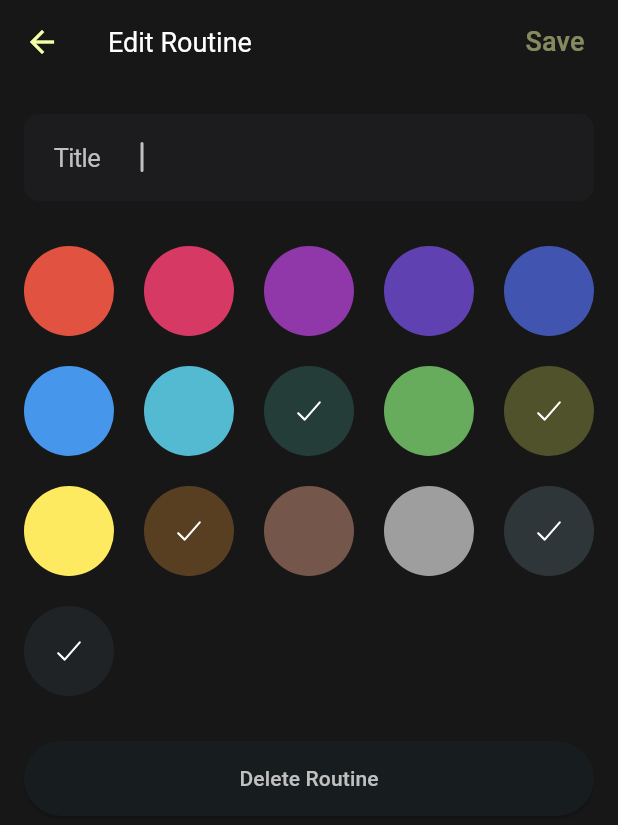
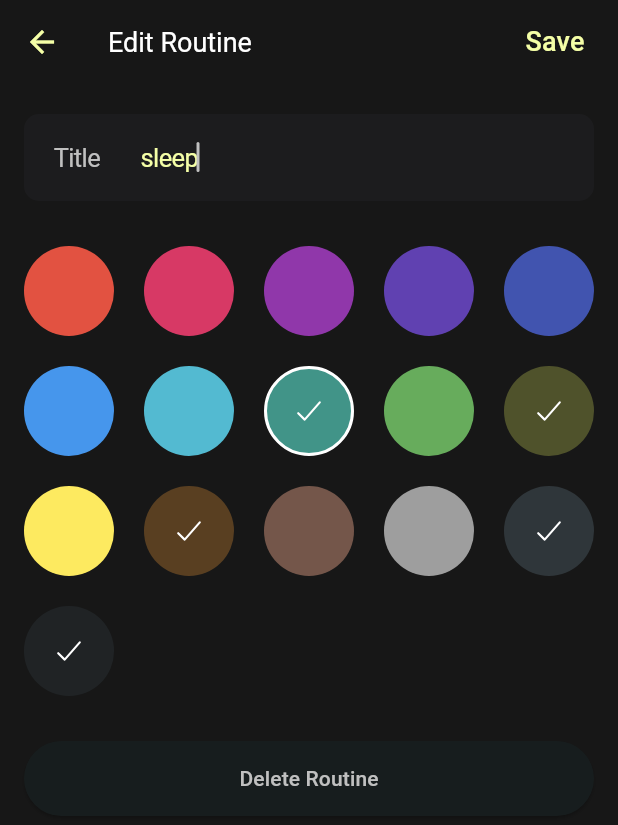
Before and after one commit to AndGreen/smuzy-flutter, a Flutter app: the RoutineForm screen opened directly with sample values from the repository, on a phone screen of 412 x 824 dp. Shown: the top 825 px of the screen. Run offline on Flutter 3.47's test engine with Material 2 defaults, Android fonts, the phone set to English and light mode, and no system bars; our stand-ins replace flex_color_scheme, flutter_hooks, freezed_annotation, go_router, hive_flutter, hooks_riverpod and 5 more; accounts and stored records are empty.

```diff
--- a/lib/common/widgets/textfiled.dart
+++ b/lib/common/widgets/textfiled.dart
@@ -1,5 +1,6 @@
 import 'package:flutter/cupertino.dart';
 import 'package:flutter/material.dart';
+import 'package:smuzy_flutter/common/theme/colors.dart';
 
 class CupertinoTextInput extends StatelessWidget {
   const CupertinoTextInput({
@@ -8,6 +9,7 @@ class CupertinoTextInput extends StatelessWidget {
     required this.autofocus,
     required this.onChanged,
     this.controller,
+    this.initialValue,
     this.validator,
     this.placeholder,
   }) : super(key: key);
@@ -18,6 +20,7 @@ class CupertinoTextInput extends StatelessWidget {
   final TextEditingController? controller;
   final void Function(String? value) onChanged;
   final String? Function(String? value)? validator;
+  final String? initialValue;
 
   @override
   Widget build(BuildContext context) {
@@ -29,10 +32,11 @@ class CupertinoTextInput extends StatelessWidget {
         autofocus: autofocus,
         controller: controller,
         validator: validator,
+        initialValue: initialValue,
         placeholderStyle: TextStyle(color: Theme.of(context).focusColor),
         placeholder: placeholder,
         onChanged: onChanged,
-        style: TextStyle(color: Theme.of(context).primaryColor),
+        style: const TextStyle(color: AppColors.active),
       ),
     );
   }
--- a/lib/modules/routines/routine_repository.dart
+++ b/lib/modules/routines/routine_repository.dart
@@ -23,6 +23,7 @@ class RoutinesRepository {
   }
 
   static void saveRoutines(Map<RoutineId, Routine> routines) {
+    Hive.box<RoutineHive>(routinesBoxTitle).clear();
     routines.forEach((routineId, routine) {
       Hive.box<RoutineHive>(routinesBoxTitle).put(
         routineId,
--- a/lib/modules/routines/screens/routine_form.dart
+++ b/lib/modules/routines/screens/routine_form.dart
@@ -18,13 +18,17 @@ class RoutineForm extends HookConsumerWidget {
 
   @override
   Widget build(BuildContext context, WidgetRef ref) {
-    var text = useState<String?>(null);
     var isNewRoutine = routine == null;
 
     var routines = ref.watch(routinesProvider).routines;
-    var addNewRoutine = ref.read(routinesProvider.notifier).addNewRoutine;
-    var usedColors = routines.values.map((routine) => routine.color).toSet();
-    var activeColor = useState<Color?>(null);
+    var routinesEdit = ref.read(routinesProvider.notifier);
+    var usedColors = routines.values
+        .map((routine) => routine.color)
+        .where((color) => color != routine?.color)
+        .toSet();
+
+    var text = useState<String?>(routine?.title);
+    var activeColor = useState<Color?>(routine?.color);
 
     var isFormValid = text.value != null && activeColor.value != null;
 
@@ -39,9 +43,17 @@ class RoutineForm extends HookConsumerWidget {
           TextButton(
             onPressed: isFormValid
                 ? () {
-                    addNewRoutine(
+                    isNewRoutine
+                        ? routinesEdit.addNewRoutine(
                             Routine(
                               id: const Uuid().v4(),
+                              color: activeColor.value!,
+                              title: text.value!,
+                            ),
+                          )
+                        : routinesEdit.updateRoutine(
+                            Routine(
+                              id: routine!.id,
                               color: activeColor.value!,
                               title: text.value!,
                             ),
@@ -71,6 +83,7 @@ class RoutineForm extends HookConsumerWidget {
               CupertinoTextInput(
                 label: 'Title',
                 autofocus: true,
+                initialValue: text.value,
                 onChanged: (value) {
                   text.value = value;
                 },
@@ -87,7 +100,8 @@ class RoutineForm extends HookConsumerWidget {
           if (!isNewRoutine)
             ElevatedButton(
               onPressed: () {
-                // onDaySelect(DateTime.now());
+                routinesEdit.deleteRoutine(routineId: routine!.id);
+                Modal.close(context);
               },
               child: const Text('Delete Routine').padding(vertical: 15),
             ).padding(vertical: 10)
```
Also changed, not shown: lib/modules/routines/routine_provider.dart (+11 -0 lines), lib/modules/routines/routine_section.dart (+11 -1 lines), lib/modules/color/colors_provider.dart (added). Lines whose indentation alone changed are shown as unchanged.
